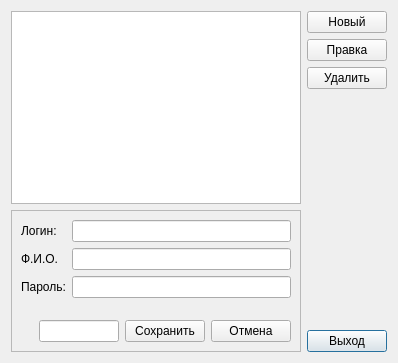
rust3128/TlnTools, file usersdialog.ui: the form before one commit.
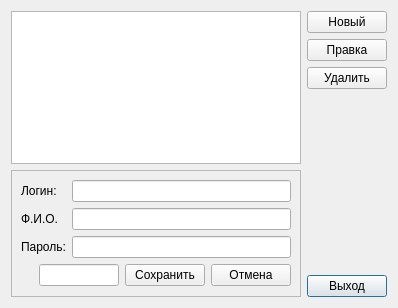
The form after the commit. Icons and pictures are not drawn.

```diff
--- a/usersdialog.ui
+++ b/usersdialog.ui
@@ -7,7 +7,7 @@
     <x>0</x>
     <y>0</y>
     <width>398</width>
-    <height>363</height>
+    <height>308</height>
    </rect>
   </property>
   <property name="windowTitle">
@@ -184,6 +184,32 @@
         </property>
        </widget>
       </item>
+      <item row="1" column="0">
+       <spacer name="horizontalSpacer">
+        <property name="orientation">
+         <enum>Qt::Horizontal</enum>
+        </property>
+        <property name="sizeHint" stdset="0">
+         <size>
+          <width>40</width>
+          <height>20</height>
+         </size>
+        </property>
+       </spacer>
+      </item>
+      <item row="2" column="2">
+       <spacer name="verticalSpacer_2">
+        <property name="orientation">
+         <enum>Qt::Vertical</enum>
+        </property>
+        <property name="sizeHint" stdset="0">
+         <size>
+          <width>20</width>
+          <height>40</height>
+         </size>
+        </property>
+       </spacer>
+      </item>
      </layout>
     </widget>
    </item>
```
Left out of the diff: 13 changed lines with no effect on the pictures.
